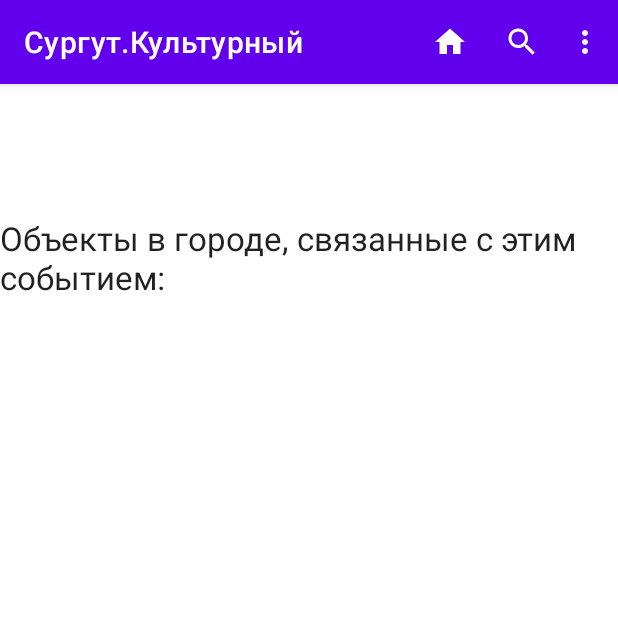
After one commit to Alestrange/Surgut-culture, an Android app: the HistoryDetailActivity screen opened directly, with no data from a screen before it, on a phone screen of 412 x 824 dp, the top half of it. The commit adds this screen. Run offline under Robolectric (Android 15) with nearby library versions, the phone set to English and light mode, and no system bars.

Commit message:
Merge remote-tracking branch 'origin/master'

```diff
--- a/app/src/main/AndroidManifest.xml
+++ b/app/src/main/AndroidManifest.xml
@@ -26,6 +26,9 @@
             android:name=".ObjectsActivity"
             android:exported="false" />
         <activity
+            android:name=".HistoryDetailActivity"
+            android:exported="false" />
+        <activity
             android:name=".HistoryEventActivity"
             android:exported="false" />
         <activity
--- a/app/src/main/java/ru/alestrange/cultureSurgut/AppExtent.kt
+++ b/app/src/main/java/ru/alestrange/cultureSurgut/AppExtent.kt
@@ -95,6 +95,8 @@ class SurgutCultureApplication: Application() {
         CultobjectTag().deleteAll()
         Illustration().deleteAll()
         CultobjectIllustration().deleteAll()
+        CultobjectHistory().deleteAll()
+        HistoryIllustration().deleteAll()
         if (!File("$filesDir/$imagePath").exists()) {
             val f = File(filesDir,imagePath)
             f.mkdirs()
--- /dev/null
+++ b/app/src/main/java/ru/alestrange/cultureSurgut/HistoryDetailActivity.kt
@@ -0,0 +1,58 @@
+package ru.alestrange.cultureSurgut
+
+import android.content.Context
+import android.graphics.BitmapFactory
+import android.graphics.drawable.BitmapDrawable
+import android.graphics.drawable.Drawable
+import android.os.Bundle
+import android.util.Log
+import android.view.*
+import android.widget.ImageView
+import android.widget.TextView
+import androidx.appcompat.app.AppCompatActivity
+import androidx.recyclerview.widget.LinearLayoutManager
+import androidx.recyclerview.widget.RecyclerView
+import ru.alestrange.cultureSurgut.data.Illustration
+import ru.alestrange.cultureSurgut.databinding.ActivityHistoryDetailBinding
+import ru.alestrange.cultureSurgut.databinding.ActivityObjectDetailBinding
+
+private lateinit var binding: ActivityHistoryDetailBinding
+
+class HistoryDetailActivity : AppCompatActivity() {
+    override fun onCreate(savedInstanceState: Bundle?) {
+        super.onCreate(savedInstanceState)
+        binding = ActivityHistoryDetailBinding.inflate(layoutInflater)
+        val view = binding.root
+        setContentView(view)
+        val historyId = intent?.extras?.getInt("historyId")
+        if (historyId!=null)
+        {
+            val history = SurgutCultureApplication.db.historyDao().getHistoryById(historyId)
+            val illustration = SurgutCultureApplication.db.illustrationDao().getIllustrationByHistory(historyId)
+            val cultobjects = SurgutCultureApplication.db.cultobjectDao().getCultobjectByHistory(historyId)
+            binding.textHistoryName.text = history.name
+            binding.textHistoryPeriod.text = history.period
+            binding.textHistoryDescription.text = history.description
+            val objectsView: RecyclerView = binding.objectsView
+            objectsView.layoutManager = LinearLayoutManager(this)
+            objectsView.adapter =
+                ObjectsActivity.ObjectsRecyclerAdapter(cultobjects, baseContext)
+            val illustrationView: RecyclerView = binding.illustrationsView
+            illustrationView.layoutManager = LinearLayoutManager(this)
+            illustrationView.adapter =
+                ObjectDetailActivity.IllustrationRecyclerAdapter(illustration, baseContext)
+        }
+    }
+
+    override fun onCreateOptionsMenu(menu: Menu?): Boolean {
+        menuInflater.inflate(R.menu.main_menu, menu)
+        return true
+    }
+
+    override fun onOptionsItemSelected(item: MenuItem): Boolean {
+        return MainMenu.menuClickHandler(this,item)
+    }
+
+
+
+}
--- /dev/null
+++ b/app/src/main/res/layout/activity_history_detail.xml
@@ -0,0 +1,77 @@
+<?xml version="1.0" encoding="utf-8"?>
+<ScrollView
+    xmlns:android="http://schemas.android.com/apk/res/android"
+    xmlns:app="http://schemas.android.com/apk/res-auto"
+    xmlns:tools="http://schemas.android.com/tools"
+    android:layout_width="fill_parent"
+    android:layout_height="fill_parent">
+
+<androidx.constraintlayout.widget.ConstraintLayout
+    android:layout_width="match_parent"
+    android:layout_height="match_parent"
+    tools:context=".ObjectDetailActivity">
+
+    <TextView
+        android:id="@+id/textHistoryName"
+        android:layout_width="match_parent"
+        android:layout_height="wrap_content"
+        android:textAppearance="?android:attr/textAppearanceLarge"
+        android:importantForAccessibility="no"
+        app:layout_constraintStart_toStartOf="parent"
+        app:layout_constraintTop_toTopOf="parent"
+        />
+
+    <TextView
+        android:id="@+id/textHistoryPeriod"
+        android:layout_width="match_parent"
+        android:layout_height="wrap_content"
+        android:textAppearance="?android:attr/textAppearanceLarge"
+        android:importantForAccessibility="no"
+        app:layout_constraintStart_toStartOf="parent"
+        app:layout_constraintTop_toBottomOf="@id/textHistoryName"
+        />
+
+    <TextView
+        android:id="@+id/textHistoryDescription"
+        android:layout_width="match_parent"
+        android:layout_height="wrap_content"
+        android:textAppearance="?android:attr/textAppearanceLarge"
+        app:layout_constraintStart_toStartOf="parent"
+        app:layout_constraintTop_toBottomOf="@id/textHistoryPeriod"
+        />
+
+    <androidx.recyclerview.widget.RecyclerView
+        android:id="@+id/illustrationsView"
+        android:layout_width="0dp"
+        android:layout_height="wrap_content"
+        android:layout_marginStart="8dp"
+        android:layout_marginEnd="8dp"
+        android:layout_marginBottom="8dp"
+        app:layout_constraintStart_toStartOf="parent"
+        app:layout_constraintTop_toBottomOf="@+id/textHistoryDescription"
+        tools:listitem="@layout/illustrationview_item" />
+
+    <TextView
+        android:id="@+id/textObjectTitle"
+        android:layout_width="match_parent"
+        android:layout_height="wrap_content"
+        android:textAppearance="?android:attr/textAppearanceLarge"
+        android:text="@string/history_linked_object_title"
+        app:layout_constraintStart_toStartOf="parent"
+        app:layout_constraintTop_toBottomOf="@id/illustrationsView"
+        />
+
+    <androidx.recyclerview.widget.RecyclerView
+        android:id="@+id/objectsView"
+        android:layout_width="0dp"
+        android:layout_height="0dp"
+        android:layout_marginStart="8dp"
+        android:layout_marginEnd="8dp"
+        android:layout_marginBottom="8dp"
+        app:layout_constraintBottom_toBottomOf="parent"
+        app:layout_constraintEnd_toEndOf="parent"
+        app:layout_constraintStart_toStartOf="parent"
+        app:layout_constraintTop_toBottomOf="@+id/textObjectTitle"
+        tools:listitem="@layout/objectsview_item" />
+</androidx.constraintlayout.widget.ConstraintLayout>
+</ScrollView>
--- a/app/src/main/res/raw/cultobject_history.json
+++ b/app/src/main/res/raw/cultobject_history.json
@@ -1,6 +1,6 @@
 [
   {"id":1,"cultobjectId":1, "historyId": 1},
-  {"id":2,"cultobjectId":1, "historyId": 1},
+  {"id":2,"cultobjectId":2, "historyId": 1},
   {"id":3,"cultobjectId":1, "historyId": 2},
   {"id":4,"cultobjectId":2, "historyId": 2},
   {"id":5,"cultobjectId":2, "historyId": 3},
--- a/app/src/main/res/raw/history.json
+++ b/app/src/main/res/raw/history.json
@@ -1,9 +1,9 @@
 [
   {
     "id": 1,
-    "name": "История 1",
-    "period": "1904",
-    "description": "",
+    "name": "История 1 для тестирования",
+    "period": "1900",
+    "description": "ваыфв аввыф Описани описание описание описание описание описание Описани описание описание описание описание описаниеОписани описание описание описание описание описаниеОписани описание описание описание описание описаниеОписани описание описание описание описание описаниеОписани описание описание описание описание описание",
     "periodId": 1
   },
   {
--- a/app/src/main/res/raw/history_illustration.json
+++ b/app/src/main/res/raw/history_illustration.json
@@ -1,7 +1,7 @@
 [
-  {"id":1,"historyId":2, "illustrationId": 1},
-  {"id":2,"historyId":2, "illustrationId": 2},
-  {"id":3,"historyId":2, "illustrationId": 3},
+  {"id":1,"historyId":1, "illustrationId": 1},
+  {"id":2,"historyId":1, "illustrationId": 2},
+  {"id":3,"historyId":1, "illustrationId": 3},
   {"id":4,"historyId":11, "illustrationId": 4},
   {"id":5,"historyId":13, "illustrationId": 5},
   {"id":6,"historyId":13, "illustrationId": 6},
--- a/app/src/main/res/raw/surgut_culture_version.json
+++ b/app/src/main/res/raw/surgut_culture_version.json
@@ -1,6 +1,6 @@
 {
 "id": 1,
 "majorVersion":0,
-"minorVersion":22,
+"minorVersion":23,
 "description":"Наша первая версия!!! 19.01.2022 20:37"
 }
--- a/app/src/main/res/values/strings.xml
+++ b/app/src/main/res/values/strings.xml
@@ -27,4 +27,5 @@
     <string name="history_period_4">1918 – 1930. Кулачьи мятежи, из-за которых сургут лишился статуса города. В конце 20-ых построена консервная фабрика, являющияся первым объектом промышленности.</string>
     <string name="history_period_5">1941 – 1945. Практически всё взрослое население ушло на войну, половина не вернулось.</string>
     <string name="history_period_6">1964 – наши дни. Найдена нефть и началась активная её разработка. Были построены железнодорожные узлы, обский мост, Грэс 1 и самая мощная ТЭС на континенте Грес 2. В 97 была добыта миллиардная тонна нефти.</string>
+    <string name="history_linked_object_title">Объекты в городе, связанные с этим событием:</string>
 </resources>
```
Also changed, not shown: app/src/main/java/ru/alestrange/cultureSurgut/HistoryEventActivity.kt (+8 -11 lines), app/src/main/java/ru/alestrange/cultureSurgut/data/Dao.kt (+12 -0 lines), app/src/main/res/layout/activity_main.xml (+29 -28 lines), app/src/main/res/layout/eventview_item.xml (+13 -0 lines), app/src/main/res/drawable/chirch.png (added).
